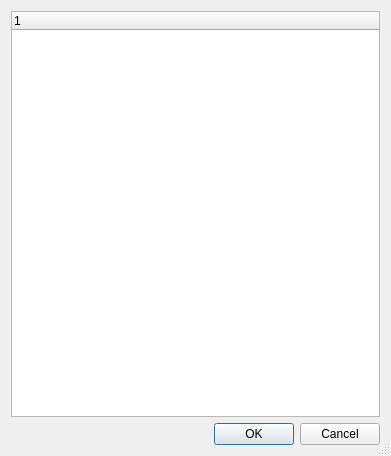
The window that src/gui/topicchooser.ui (NeoProgramming/NeoPad) describes before a commit, drawn with Qt 5.
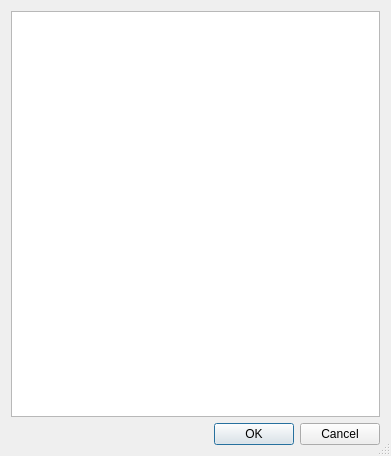
The same window after the commit.

Commit message: icons in menu

What changed in the file:
```diff
--- a/src/gui/topicchooser.ui
+++ b/src/gui/topicchooser.ui
@@ -33,6 +33,9 @@
      <property name="whatsThis">
       <string>Displays a list of available help topics for the keyword.</string>
      </property>
+     <attribute name="headerVisible">
+      <bool>false</bool>
+     </attribute>
      <column>
       <property name="text">
        <string notr="true">1</string>
```
Left out of the diff: 22 changed lines with no effect on the pictures. The commit also changes 2 other files.
